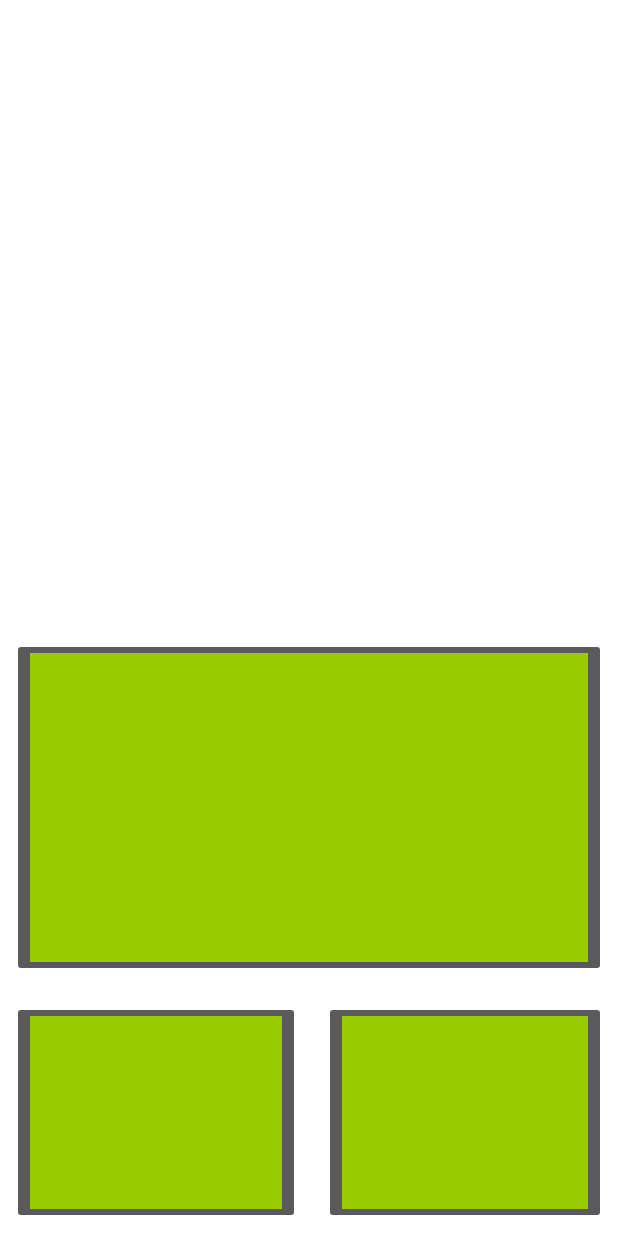
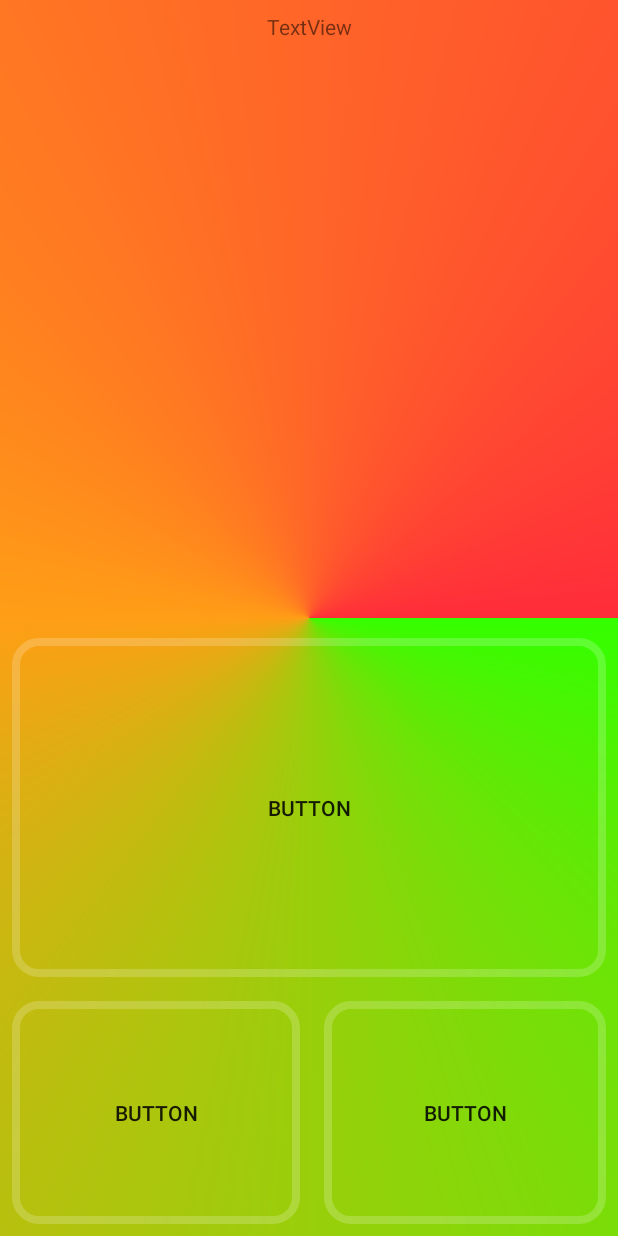
Before and after one commit to PanPuszek/PillReminder_Java, an Android app: the ReminderAlert screen opened directly, with no data from a screen before it, on a phone screen of 412 x 824 dp. Run offline under Robolectric (Android 15) with nearby library versions, the phone set to English and light mode, and no system bars; 6 statements that could not run were skipped.

Commit message:
New alert activity - TBD

```diff
--- a/app/src/main/AndroidManifest.xml
+++ b/app/src/main/AndroidManifest.xml
@@ -56,7 +56,7 @@
             android:name=".ReminderAlert"
             android:configChanges="orientation|keyboardHidden|screenSize"
             android:label="@string/title_activity_reminder_alert"
-            android:theme="@style/Theme.AppCompat.NoActionBar"></activity>
+            android:theme="@style/Theme.AppCompat.Light.NoActionBar"></activity>
     </application>
 
 </manifest>
--- /dev/null
+++ b/app/src/main/res/drawable/reminder_alert_background.xml
@@ -0,0 +1,15 @@
+<?xml version="1.0" encoding="utf-8"?>
+
+<shape xmlns:android="http://schemas.android.com/apk/res/android"
+
+    android:shape="rectangle" >
+
+    <gradient
+        android:angle="180"
+        android:centerColor="#ff9e16"
+        android:endColor="#ff2c3a"
+        android:startColor="#33ff00"
+        android:type="sweep"
+        android:useLevel="false" />
+
+</shape>
--- /dev/null
+++ b/app/src/main/res/drawable/transparency.xml
@@ -0,0 +1,13 @@
+<?xml version="1.0" encoding="utf-8"?>
+<?xml version="1.0" encoding="utf-8"?>
+<selector xmlns:android="http://schemas.android.com/apk/res/android">
+
+    <item><shape>
+        <stroke android:width="5dp" android:color="@color/black_overlay" />
+
+        <solid android:color="@color/colorAccent" />
+
+        <corners android:bottomLeftRadius="15dp" android:bottomRightRadius="15dp" android:topLeftRadius="15dp" android:topRightRadius="15dp" />
+    </shape></item>
+
+</selector>
--- a/app/src/main/res/layout/activity_reminder_alert.xml
+++ b/app/src/main/res/layout/activity_reminder_alert.xml
@@ -4,7 +4,7 @@
     xmlns:tools="http://schemas.android.com/tools"
     android:layout_width="match_parent"
     android:layout_height="match_parent"
-    android:background="#ffffff"
+    android:background="@drawable/reminder_alert_background"
     tools:context=".ReminderAlert">
 
     <!-- The primary full-screen view. This can be replaced with whatever view
@@ -18,36 +18,8 @@
         android:layout_width="match_parent"
         android:layout_height="match_parent">
 
-        <ImageButton
-            android:id="@+id/imageButton4"
-            android:layout_width="0dp"
-            android:layout_height="0dp"
-            android:layout_marginBottom="8dp"
-            android:layout_marginEnd="8dp"
-            android:layout_marginStart="8dp"
-            android:layout_marginTop="8dp"
-            app:layout_constraintBottom_toTopOf="@+id/guideline2"
-            app:layout_constraintEnd_toEndOf="parent"
-            app:layout_constraintStart_toStartOf="parent"
-            app:layout_constraintTop_toTopOf="@+id/guideline5"
-            app:srcCompat="@android:color/holo_green_light" />
-
-        <ImageButton
-            android:id="@+id/imageButton3"
-            android:layout_width="0dp"
-            android:layout_height="0dp"
-            android:layout_marginBottom="8dp"
-            android:layout_marginEnd="8dp"
-            android:layout_marginStart="8dp"
-            android:layout_marginTop="8dp"
-            app:layout_constraintBottom_toBottomOf="parent"
-            app:layout_constraintEnd_toStartOf="@+id/guideline3"
-            app:layout_constraintStart_toStartOf="parent"
-            app:layout_constraintTop_toTopOf="@+id/guideline2"
-            app:srcCompat="@android:color/holo_green_light" />
-
         <TextView
-            android:id="@+id/textView7"
+            android:id="@+id/textView1"
             android:layout_width="0dp"
             android:layout_height="0dp"
             android:layout_marginBottom="8dp"
@@ -56,44 +28,78 @@
             android:layout_marginTop="8dp"
             android:text="TextView"
             android:textAlignment="center"
-            app:layout_constraintBottom_toTopOf="@+id/guideline5"
+            app:layout_constraintBottom_toTopOf="@+id/guideline3"
             app:layout_constraintEnd_toEndOf="parent"
+            app:layout_constraintHorizontal_bias="0.502"
             app:layout_constraintStart_toStartOf="parent"
             app:layout_constraintTop_toTopOf="parent" />
 
         <android.support.constraint.Guideline
-            android:id="@+id/guideline2"
+            android:id="@+id/guideline1"
             android:layout_width="wrap_content"
             android:layout_height="wrap_content"
             android:orientation="horizontal"
             app:layout_constraintGuide_percent="0.8" />
 
         <android.support.constraint.Guideline
-            android:id="@+id/guideline3"
+            android:id="@+id/guideline2"
             android:layout_width="wrap_content"
             android:layout_height="wrap_content"
             android:orientation="vertical"
             app:layout_constraintGuide_percent="0.50555557" />
 
         <android.support.constraint.Guideline
-            android:id="@+id/guideline5"
+            android:id="@+id/guideline3"
             android:layout_width="wrap_content"
             android:layout_height="wrap_content"
             android:orientation="horizontal"
             app:layout_constraintGuide_percent="0.50617284" />
 
-        <ImageButton
-            android:id="@+id/imageButton2"
+        <Button
+            android:id="@+id/button1"
             android:layout_width="0dp"
             android:layout_height="0dp"
             android:layout_marginBottom="8dp"
             android:layout_marginEnd="8dp"
             android:layout_marginStart="8dp"
             android:layout_marginTop="8dp"
+            android:background="@drawable/transparency"
+            android:text="Button"
+            app:layout_constraintBottom_toTopOf="@+id/guideline1"
+            app:layout_constraintEnd_toEndOf="parent"
+            app:layout_constraintStart_toStartOf="parent"
+            app:layout_constraintTop_toTopOf="@+id/guideline3"
+            app:layout_constraintVertical_bias="1.0" />
+
+        <Button
+            android:id="@+id/button2"
+            android:layout_width="0dp"
+            android:layout_height="0dp"
+            android:layout_marginBottom="8dp"
+            android:layout_marginEnd="8dp"
+            android:layout_marginStart="8dp"
+            android:layout_marginTop="8dp"
+            android:background="@drawable/transparency"
+            android:text="Button"
+            app:layout_constraintBottom_toBottomOf="parent"
+            app:layout_constraintEnd_toStartOf="@+id/guideline2"
+            app:layout_constraintHorizontal_bias="1.0"
+            app:layout_constraintStart_toStartOf="parent"
+            app:layout_constraintTop_toTopOf="@+id/guideline1" />
+
+        <Button
+            android:id="@+id/button3"
+            android:layout_width="0dp"
+            android:layout_height="0dp"
+            android:layout_marginBottom="8dp"
+            android:layout_marginEnd="8dp"
+            android:layout_marginStart="8dp"
+            android:layout_marginTop="8dp"
+            android:background="@drawable/transparency"
+            android:text="Button"
             app:layout_constraintBottom_toBottomOf="parent"
             app:layout_constraintEnd_toEndOf="parent"
-            app:layout_constraintStart_toStartOf="@+id/guideline3"
-            app:layout_constraintTop_toTopOf="@+id/guideline2"
-            app:srcCompat="@android:color/holo_green_light" />
+            app:layout_constraintStart_toStartOf="@+id/guideline2"
+            app:layout_constraintTop_toTopOf="@+id/guideline1" />
     </android.support.constraint.ConstraintLayout>
 </FrameLayout>
--- a/app/src/main/res/values/colors.xml
+++ b/app/src/main/res/values/colors.xml
@@ -2,8 +2,8 @@
 <resources>
     <color name="colorPrimary">#232323</color>
     <color name="colorPrimaryDark">#232323</color>
-    <color name="colorAccent">#232323</color>
+    <color name="colorAccent">#00ffffff</color>
     <color name="colorImageBackground">#5a7e8c</color>
 
-    <color name="black_overlay">#66000000</color>
+    <color name="black_overlay">#32ffffff</color>
 </resources>
```
